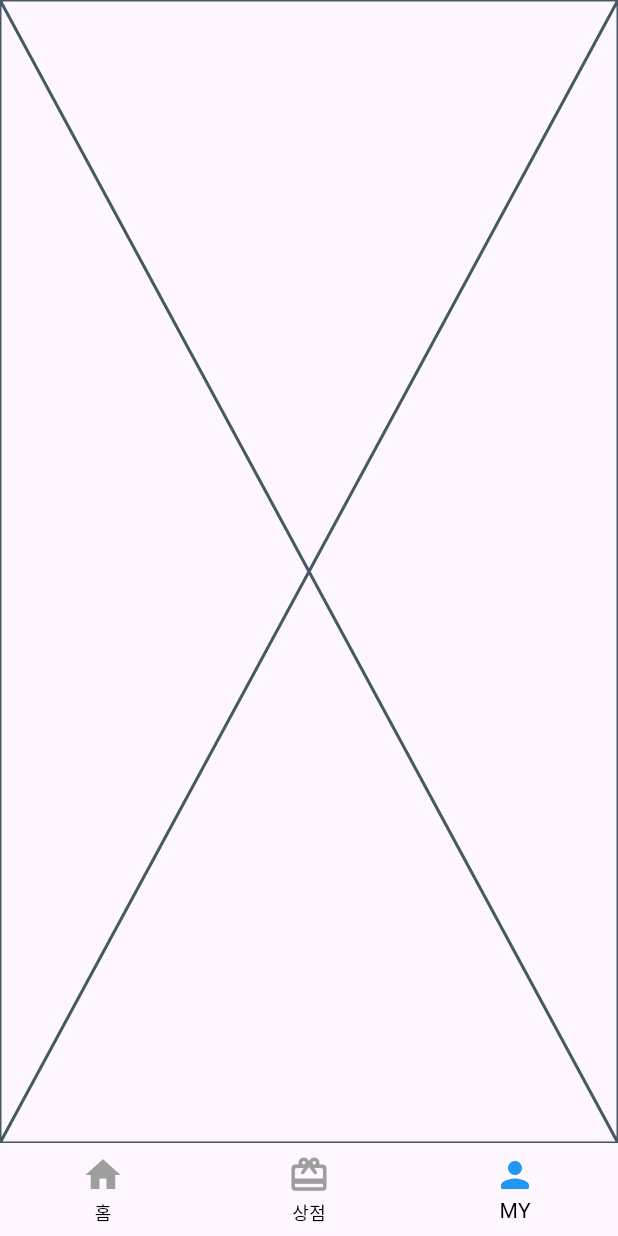
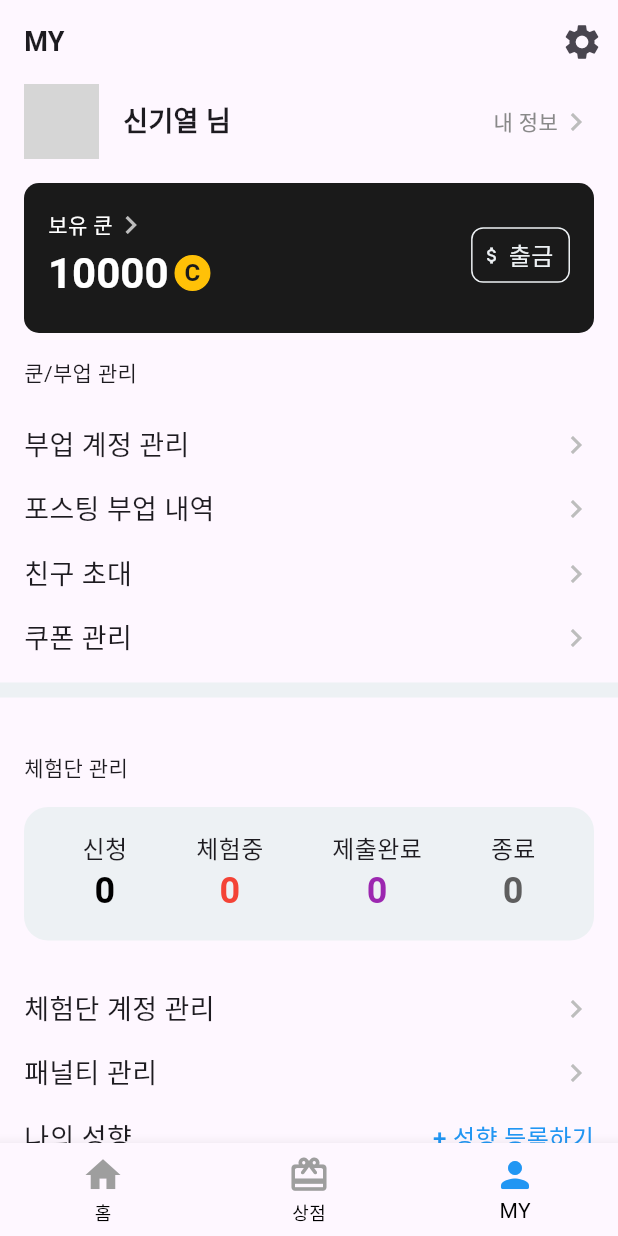
Before and after one commit to betterafter/moneycoon, a Flutter app: the screen it shows after launch, item 3 of the bottom bar chosen, on a phone screen of 412 x 824 dp. Run offline on Flutter 3.47's test engine with Material 3 defaults, Android fonts, the phone set to English and light mode, and no system bars; our stand-ins replace flutter_riverpod, get_it, riverpod_annotation; generated files the repository leaves out were written again; network calls fail; grey boxes are pictures that could not be loaded.

Commit message:
[feature] 체험단 관리 영역 개발

```diff
--- /dev/null
+++ b/packages/presentation/lib/common/divier.dart
@@ -0,0 +1,15 @@
+import 'package:flutter/material.dart';
+import 'package:presentation/util/color.dart';
+
+class DividerWidget extends StatelessWidget {
+  const DividerWidget({super.key});
+
+  @override
+  Widget build(BuildContext context) {
+    return Container(
+      height: 10,
+      width: MediaQuery.of(context).size.width,
+      color: AppColor.backgroundGrey,
+    );
+  }
+}
--- a/packages/presentation/lib/page/my/my.page.dart
+++ b/packages/presentation/lib/page/my/my.page.dart
@@ -1,10 +1,68 @@
 import 'package:flutter/material.dart';
+import 'package:presentation/common/divier.dart';
+import 'package:presentation/page/my/widget/kun_manage_section.widget.dart';
+import 'package:presentation/page/my/widget/profile_section.widget.dart';
+import 'package:presentation/page/my/widget/reviewer_manage_section.widget.dart';
 
 class MyPage extends StatelessWidget {
   const MyPage({super.key});
 
   @override
   Widget build(BuildContext context) {
-    return const Placeholder();
+    return SafeArea(
+      child: Scaffold(
+        appBar: AppBar(
+          scrolledUnderElevation: 0,
+          backgroundColor: Colors.transparent,
+          leading: Container(
+            alignment: Alignment.centerLeft,
+            padding: const EdgeInsets.only(left: 16),
+            child: const Text(
+              'MY',
+              style: TextStyle(
+                fontSize: 18,
+                fontWeight: FontWeight.w700,
+              ),
+            ),
+          ),
+          actions: [
+            const SizedBox(width: 2),
+            IconButton(
+              onPressed: () {},
+              icon: const Icon(
+                Icons.settings,
+                size: 28,
+              ),
+            ),
+          ],
+        ),
+        body: const SingleChildScrollView(
+          child: Column(
+            crossAxisAlignment: CrossAxisAlignment.start,
+            children: [
+              Padding(
+                padding: EdgeInsets.symmetric(horizontal: 16),
+                child: Column(
+                  children: [
+                    ProfileSectionWidget(),
+                    SizedBox(height: 16),
+                    KunManageSectionWidget(),
+                    SizedBox(height: 16),
+                  ],
+                ),
+              ),
+              DividerWidget(),
+              SizedBox(height: 36),
+              Padding(
+                padding: EdgeInsets.symmetric(horizontal: 16),
+                child: ReviewerManageSectionWidget(),
+              ),
+              SizedBox(height: 36),
+              DividerWidget(),
+            ],
+          ),
+        ),
+      ),
+    );
   }
 }
--- /dev/null
+++ b/packages/presentation/lib/page/my/riverpod/my_info.riverpod.dart
@@ -0,0 +1,11 @@
+import 'package:domain/entity/my_info.entity.dart';
+import 'package:domain/usecase/my_info.usecase.dart';
+import 'package:flutter_riverpod/flutter_riverpod.dart';
+import 'package:get_it/get_it.dart';
+import 'package:riverpod_annotation/riverpod_annotation.dart';
+
+@riverpod
+Future<MyInfoEntity?> myInfo(Ref ref) async {
+  final usecase = GetIt.instance.get<MyInfoUsecase>();
+  return usecase.getMyInfo();
+}
--- /dev/null
+++ b/packages/presentation/lib/page/my/widget/kun_manage_section.widget.dart
@@ -0,0 +1,65 @@
+import 'package:flutter/material.dart';
+import 'package:flutter_riverpod/flutter_riverpod.dart';
+import 'package:presentation/util/color.dart';
+
+class KunManageSectionWidget extends ConsumerWidget {
+  const KunManageSectionWidget({super.key});
+
+  @override
+  Widget build(BuildContext context, WidgetRef ref) {
+    return const Column(
+      crossAxisAlignment: CrossAxisAlignment.start,
+      children: [
+        Text('쿤/부업 관리'),
+        SizedBox(height: 24),
+        Row(
+          children: [
+            Text('부업 계정 관리', style: TextStyle(fontSize: 18)),
+            Spacer(),
+            Icon(
+              Icons.chevron_right,
+              size: 24,
+              color: AppColor.iconGrey,
+            ),
+          ],
+        ),
+        SizedBox(height: 16),
+        Row(
+          children: [
+            Text('포스팅 부업 내역', style: TextStyle(fontSize: 18)),
+            Spacer(),
+            Icon(
+              Icons.chevron_right,
+              size: 24,
+              color: AppColor.iconGrey,
+            ),
+          ],
+        ),
+        SizedBox(height: 16),
+        Row(
+          children: [
+            Text('친구 초대', style: TextStyle(fontSize: 18)),
+            Spacer(),
+            Icon(
+              Icons.chevron_right,
+              size: 24,
+              color: AppColor.iconGrey,
+            ),
+          ],
+        ),
+        SizedBox(height: 16),
+        Row(
+          children: [
+            Text('쿠폰 관리', style: TextStyle(fontSize: 18)),
+            Spacer(),
+            Icon(
+              Icons.chevron_right,
+              size: 24,
+              color: AppColor.iconGrey,
+            ),
+          ],
+        ),
+      ],
+    );
+  }
+}
--- /dev/null
+++ b/packages/presentation/lib/page/my/widget/profile_section.widget.dart
@@ -0,0 +1,142 @@
+import 'package:flutter/material.dart';
+import 'package:flutter_riverpod/flutter_riverpod.dart';
+import 'package:presentation/common/point.widget.dart';
+import 'package:presentation/page/home/riverpod/home_my_info_section.riverpod.dart';
+import 'package:presentation/util/color.dart';
+
+class ProfileSectionWidget extends ConsumerWidget {
+  const ProfileSectionWidget({super.key});
+
+  @override
+  Widget build(BuildContext context, WidgetRef ref) {
+    final myInfo = ref.watch(myInfoProviderProvider).value;
+
+    if (myInfo == null) {
+      return const SizedBox();
+    }
+
+    return Column(
+      children: [
+        Row(
+          children: [
+            ClipRRect(
+              borderRadius: BorderRadius.circular(100),
+              child: Image.network(
+                myInfo.profileImageUrl,
+                width: 50,
+                height: 50,
+              ),
+            ),
+            const SizedBox(width: 16),
+            Text(
+              '${myInfo.name} 님',
+              style: const TextStyle(
+                fontSize: 18,
+                fontWeight: FontWeight.w700,
+              ),
+            ),
+            const Spacer(),
+            GestureDetector(
+              onTap: () {},
+              child: const Text(
+                '내 정보',
+                style: TextStyle(
+                  fontSize: 14,
+                  color: AppColor.textGrey,
+                ),
+              ),
+            ),
+            const Icon(
+              Icons.chevron_right,
+              color: AppColor.iconGrey,
+            ),
+          ],
+        ),
+        const SizedBox(height: 16),
+        Container(
+          width: MediaQuery.of(context).size.width,
+          height: 100,
+          padding: const EdgeInsets.all(16),
+          decoration: BoxDecoration(
+            color: AppColor.backgroundDark,
+            borderRadius: BorderRadius.circular(10),
+          ),
+          child: Column(
+            children: [
+              Row(
+                mainAxisAlignment: MainAxisAlignment.spaceBetween,
+                children: [
+                  Column(
+                    crossAxisAlignment: CrossAxisAlignment.start,
+                    children: [
+                      const Row(
+                        children: [
+                          Text(
+                            '보유 쿤',
+                            style: TextStyle(
+                              fontSize: 14,
+                              color: AppColor.primaryWhite,
+                            ),
+                          ),
+                          Icon(
+                            Icons.chevron_right,
+                            color: AppColor.iconGrey,
+                          ),
+                        ],
+                      ),
+                      Row(
+                        children: [
+                          Text(
+                            '${myInfo.point}',
+                            style: const TextStyle(
+                              fontSize: 28,
+                              color: AppColor.primaryWhite,
+                              fontWeight: FontWeight.w700,
+                              letterSpacing: 0,
+                            ),
+                          ),
+                          const SizedBox(width: 4),
+                          const PointWidget(
+                            size: 16,
+                            textColor: AppColor.backgroundDark,
+                          ),
+                        ],
+                      ),
+                    ],
+                  ),
+                  Container(
+                    padding: const EdgeInsets.fromLTRB(6, 6, 10, 6),
+                    decoration: BoxDecoration(
+                      borderRadius: BorderRadius.circular(8),
+                      border: Border.all(
+                        width: 1,
+                        color: AppColor.backgroundGrey,
+                      ),
+                    ),
+                    child: const Row(
+                      children: [
+                        Icon(
+                          Icons.attach_money_outlined,
+                          size: 14,
+                          color: AppColor.backgroundGrey,
+                        ),
+                        SizedBox(width: 4),
+                        Text(
+                          '출금',
+                          style: TextStyle(
+                            fontSize: 16,
+                            color: AppColor.backgroundGrey,
+                          ),
+                        ),
+                      ],
+                    ),
+                  ),
+                ],
+              ),
+            ],
+          ),
+        )
+      ],
+    );
+  }
+}
--- /dev/null
+++ b/packages/presentation/lib/page/my/widget/reviewer_manage_section.widget.dart
@@ -0,0 +1,136 @@
+import 'package:flutter/material.dart';
+import 'package:flutter_riverpod/flutter_riverpod.dart';
+import 'package:presentation/page/home/riverpod/home_my_info_section.riverpod.dart';
+import 'package:presentation/util/color.dart';
+
+class ReviewerManageSectionWidget extends ConsumerWidget {
+  const ReviewerManageSectionWidget({super.key});
+
+  @override
+  Widget build(BuildContext context, WidgetRef ref) {
+    final myInfo = ref.watch(myInfoProviderProvider).value;
+
+    if (myInfo == null) {
+      return const SizedBox.shrink();
+    }
+
+    return Column(
+      crossAxisAlignment: CrossAxisAlignment.start,
+      children: [
+        const Text('체험단 관리'),
+        const SizedBox(height: 16),
+        Container(
+          padding: const EdgeInsets.all(16),
+          decoration: BoxDecoration(
+            color: AppColor.backgroundGrey,
+            borderRadius: BorderRadius.circular(16),
+          ),
+          child: Row(
+            mainAxisAlignment: MainAxisAlignment.spaceAround,
+            children: [
+              _reviewInfoItem(
+                '신청',
+                myInfo.applyList.length,
+                AppColor.primaryBlack,
+              ),
+              _reviewInfoItem(
+                '체험중',
+                myInfo.playList.length,
+                AppColor.primaryRed,
+              ),
+              _reviewInfoItem(
+                '제출완료',
+                myInfo.applySuccessList.length,
+                AppColor.primaryPurple,
+              ),
+              _reviewInfoItem(
+                '종료',
+                myInfo.playSuccessList.length,
+                AppColor.primaryGrey,
+              ),
+            ],
+          ),
+        ),
+        const SizedBox(height: 32),
+        const Row(
+          mainAxisAlignment: MainAxisAlignment.spaceBetween,
+          children: [
+            Text(
+              '체험단 계정 관리',
+              style: TextStyle(
+                fontSize: 18,
+                fontWeight: FontWeight.w500,
+              ),
+            ),
+            Icon(
+              Icons.chevron_right,
+              size: 24,
+              color: AppColor.iconGrey,
+            ),
+          ],
+        ),
+        const SizedBox(height: 16),
+        const Row(
+          mainAxisAlignment: MainAxisAlignment.spaceBetween,
+          children: [
+            Text(
+              '패널티 관리',
+              style: TextStyle(
+                fontSize: 18,
+                fontWeight: FontWeight.w500,
+              ),
+            ),
+            Icon(
+              Icons.chevron_right,
+              size: 24,
+              color: AppColor.iconGrey,
+            ),
+          ],
+        ),
+        const SizedBox(height: 16),
+        const Row(
+          mainAxisAlignment: MainAxisAlignment.spaceBetween,
+          children: [
+            Text(
+              '나의 성향',
+              style: TextStyle(
+                fontSize: 18,
+                fontWeight: FontWeight.w500,
+              ),
+            ),
+            Text(
+              '+ 성향 등록하기',
+              style: TextStyle(
+                fontSize: 16,
+                fontWeight: FontWeight.w500,
+                color: AppColor.primaryBlue,
+              ),
+            )
+          ],
+        ),
+      ],
+    );
+  }
+
+  Widget _reviewInfoItem(String title, int count, Color color) {
+    return Column(
+      children: [
+        Text(
+          title,
+          style: const TextStyle(
+            fontSize: 16,
+            fontWeight: FontWeight.w500,
+          ),
+        ),
+        Text(
+          count.toString(),
+          style: TextStyle(
+            fontSize: 24,
+            fontWeight: FontWeight.w600,
+            color: color,
+          ),
+        ),
+      ],
+    );
+  }
+}
--- a/packages/presentation/lib/util/color.dart
+++ b/packages/presentation/lib/util/color.dart
@@ -4,7 +4,10 @@ class AppColor {
   static const Color primaryWhite = Color.fromARGB(255, 255, 255, 255);
   static const Color primaryBlue = Colors.blue;
   static const Color primaryGreen = Colors.green;
+  static const Color primaryRed = Colors.red;
+  static const Color primaryPurple = Colors.purple;
   static const Color primaryBlack = Colors.black;
+  static const Color backgroundDark = Color.fromARGB(255, 26, 26, 26);
 
   static const Color gold = Color.fromARGB(255, 255, 213, 0);
   static const Color silver = Color.fromARGB(255, 125, 125, 125);
@@ -12,6 +15,7 @@ class AppColor {
 
   static const Color primaryGrey = Color.fromARGB(255, 94, 94, 94);
   static const Color secondaryGrey = Color.fromARGB(255, 211, 211, 211);
+  static const Color textGrey = Color.fromARGB(255, 137, 137, 137);
   static const Color dividerGrey = Color.fromARGB(255, 243, 243, 243);
   static const Color iconGrey = Color.fromARGB(255, 189, 189, 189);
   static const Color backgroundGrey = Color.fromARGB(255, 237, 241, 244);
```
Also changed, not shown: packages/presentation/lib/page/store/riverpod/store_items.riverpod.g.dart.
